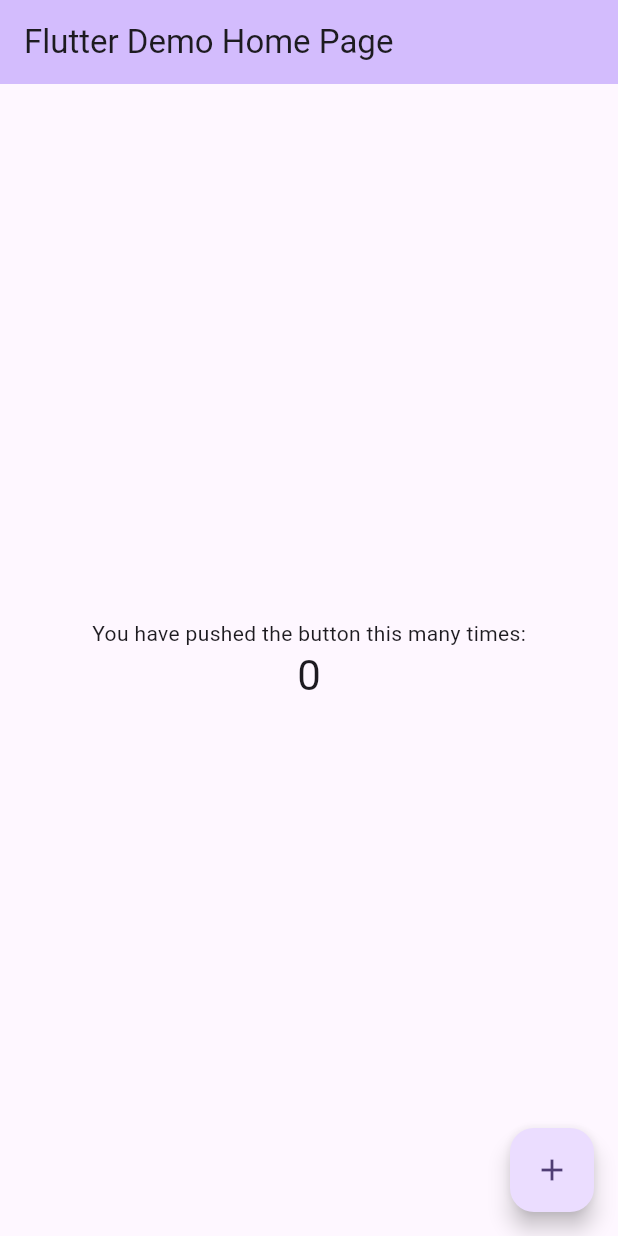
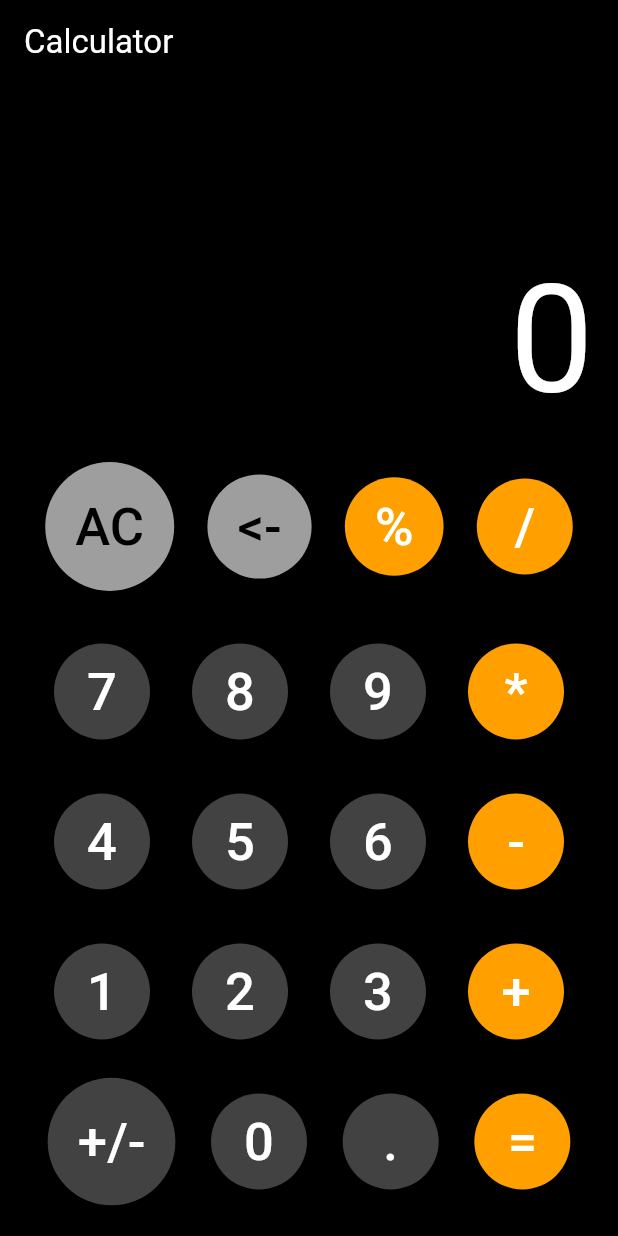
Before and after one commit to Abhijith-AK/calculator.app-flutter, a Flutter app: the screen it shows after launch, on a phone screen of 412 x 824 dp. Run offline on Flutter 3.47's test engine with Material 3 defaults, Android fonts, the phone set to English and light mode, and no system bars.

Commit message:
UI completed

```diff
--- a/lib/main.dart
+++ b/lib/main.dart
@@ -1,125 +1,139 @@
 import 'package:flutter/material.dart';
 
 void main() {
-  runApp(const MyApp());
+  runApp(
+    const MyApp(),
+  );
 }
 
 class MyApp extends StatelessWidget {
   const MyApp({super.key});
 
-  // This widget is the root of your application.
   @override
   Widget build(BuildContext context) {
-    return MaterialApp(
-      title: 'Flutter Demo',
-      theme: ThemeData(
-        // This is the theme of your application.
-        //
-        // TRY THIS: Try running your application with "flutter run". You'll see
-        // the application has a purple toolbar. Then, without quitting the app,
-        // try changing the seedColor in the colorScheme below to Colors.green
-        // and then invoke "hot reload" (save your changes or press the "hot
-        // reload" button in a Flutter-supported IDE, or press "r" if you used
-        // the command line to start the app).
-        //
-        // Notice that the counter didn't reset back to zero; the application
-        // state is not lost during the reload. To reset the state, use hot
-        // restart instead.
-        //
-        // This works for code too, not just values: Most code changes can be
-        // tested with just a hot reload.
-        colorScheme: ColorScheme.fromSeed(seedColor: Colors.deepPurple),
-        useMaterial3: true,
-      ),
-      home: const MyHomePage(title: 'Flutter Demo Home Page'),
+    return const MaterialApp(
+      debugShowCheckedModeBanner: false,
+      home: Calculator(),
     );
   }
 }
 
-class MyHomePage extends StatefulWidget {
-  const MyHomePage({super.key, required this.title});
-
-  // This widget is the home page of your application. It is stateful, meaning
-  // that it has a State object (defined below) that contains fields that affect
-  // how it looks.
-
-  // This class is the configuration for the state. It holds the values (in this
-  // case the title) provided by the parent (in this case the App widget) and
-  // used by the build method of the State. Fields in a Widget subclass are
-  // always marked "final".
-
-  final String title;
+class Calculator extends StatefulWidget {
+  const Calculator({super.key});
 
   @override
-  State<MyHomePage> createState() => _MyHomePageState();
+  State<Calculator> createState() => _CalculatorState();
 }
 
-class _MyHomePageState extends State<MyHomePage> {
-  int _counter = 0;
-
-  void _incrementCounter() {
-    setState(() {
-      // This call to setState tells the Flutter framework that something has
-      // changed in this State, which causes it to rerun the build method below
-      // so that the display can reflect the updated values. If we changed
-      // _counter without calling setState(), then the build method would not be
-      // called again, and so nothing would appear to happen.
-      _counter++;
-    });
+class _CalculatorState extends State<Calculator> {
+  Widget calcButton(String btntxt, Color btncolor, Color textcolor) {
+    return ElevatedButton(
+      onPressed: () {
+        //TODO function to add argument of button
+      },
+      style: ButtonStyle(
+        backgroundColor: MaterialStatePropertyAll(btncolor),
+        shape: const MaterialStatePropertyAll(CircleBorder()),
+        padding: const MaterialStatePropertyAll(EdgeInsets.all(20)),
+      ),
+      child: Text(
+        btntxt,
+        style: TextStyle(color: textcolor, fontSize: 35),
+      ),
+    );
   }
 
   @override
   Widget build(BuildContext context) {
-    // This method is rerun every time setState is called, for instance as done
-    // by the _incrementCounter method above.
-    //
-    // The Flutter framework has been optimized to make rerunning build methods
-    // fast, so that you can just rebuild anything that needs updating rather
-    // than having to individually change instances of widgets.
     return Scaffold(
+      backgroundColor: Colors.black,
       appBar: AppBar(
-        // TRY THIS: Try changing the color here to a specific color (to
-        // Colors.amber, perhaps?) and trigger a hot reload to see the AppBar
-        // change color while the other colors stay the same.
-        backgroundColor: Theme.of(context).colorScheme.inversePrimary,
-        // Here we take the value from the MyHomePage object that was created by
-        // the App.build method, and use it to set our appbar title.
-        title: Text(widget.title),
+        title: const Text(
+          'Calculator',
+          style: TextStyle(color: Colors.white),
+        ),
+        backgroundColor: Colors.black,
       ),
-      body: Center(
-        // Center is a layout widget. It takes a single child and positions it
-        // in the middle of the parent.
+      body: Padding(
+        padding: const EdgeInsets.all(8.0),
         child: Column(
-          // Column is also a layout widget. It takes a list of children and
-          // arranges them vertically. By default, it sizes itself to fit its
-          // children horizontally, and tries to be as tall as its parent.
-          //
-          // Column has various properties to control how it sizes itself and
-          // how it positions its children. Here we use mainAxisAlignment to
-          // center the children vertically; the main axis here is the vertical
-          // axis because Columns are vertical (the cross axis would be
-          // horizontal).
-          //
-          // TRY THIS: Invoke "debug painting" (choose the "Toggle Debug Paint"
-          // action in the IDE, or press "p" in the console), to see the
-          // wireframe for each widget.
-          mainAxisAlignment: MainAxisAlignment.center,
-          children: <Widget>[
-            const Text(
-              'You have pushed the button this many times:',
+          mainAxisAlignment: MainAxisAlignment.end,
+          children: [
+            //Calculator Display
+            Row(
+              mainAxisAlignment: MainAxisAlignment.end,
+              children: [
+                Padding(
+                  padding: const EdgeInsets.all(8.0),
+                  child: Text(
+                    '0',
+                    textAlign: TextAlign.left,
+                    style: TextStyle(
+                      color: Colors.white,
+                      fontSize: 100,
+                    ),
+                  ),
+                ),
+              ],
             ),
-            Text(
-              '$_counter',
-              style: Theme.of(context).textTheme.headlineMedium,
+            Row(
+              mainAxisAlignment: MainAxisAlignment.spaceEvenly,
+              children: [
+                //Where calculate buttons are passed
+                calcButton('AC', Colors.grey, Colors.black),
+                calcButton('<-', Colors.grey, Colors.black),
+                calcButton('%', Colors.amber.shade700, Colors.white),
+                calcButton('/', Colors.amber.shade700, Colors.white),
+              ],
             ),
+            const SizedBox(height: 20),
+            Row(
+              mainAxisAlignment: MainAxisAlignment.spaceEvenly,
+              children: [
+                //Where calculate buttons are passed
+                calcButton('7', Colors.grey.shade800, Colors.white),
+                calcButton('8', Colors.grey.shade800, Colors.white),
+                calcButton('9', Colors.grey.shade800, Colors.white),
+                calcButton('*', Colors.amber.shade700, Colors.white),
+              ],
+            ),
+            const SizedBox(height: 10),
+            Row(
+              mainAxisAlignment: MainAxisAlignment.spaceEvenly,
+              children: [
+                //Where calculate buttons are passed
+                calcButton('4', Colors.grey.shade800, Colors.white),
+                calcButton('5', Colors.grey.shade800, Colors.white),
+                calcButton('6', Colors.grey.shade800, Colors.white),
+                calcButton('-', Colors.amber.shade700, Colors.white),
+              ],
+            ),
+            const SizedBox(height: 10),
+            Row(
+              mainAxisAlignment: MainAxisAlignment.spaceEvenly,
+              children: [
+                //Where calculate buttons are passed
+                calcButton('1', Colors.grey.shade800, Colors.white),
+                calcButton('2', Colors.grey.shade800, Colors.white),
+                calcButton('3', Colors.grey.shade800, Colors.white),
+                calcButton('+', Colors.amber.shade700, Colors.white),
+              ],
+            ),
+            const SizedBox(height: 10),
+            Row(
+              mainAxisAlignment: MainAxisAlignment.spaceEvenly,
+              children: [
+                //Where calculate buttons are passed
+                calcButton('+/-', Colors.grey.shade800, Colors.white),
+                calcButton('0', Colors.grey.shade800, Colors.white),
+                calcButton('.', Colors.grey.shade800, Colors.white),
+                calcButton('=', Colors.amber.shade700, Colors.white),
+              ],
+            ),
+            const SizedBox(height: 10),
           ],
         ),
       ),
-      floatingActionButton: FloatingActionButton(
-        onPressed: _incrementCounter,
-        tooltip: 'Increment',
-        child: const Icon(Icons.add),
-      ), // This trailing comma makes auto-formatting nicer for build methods.
     );
   }
 }
```
